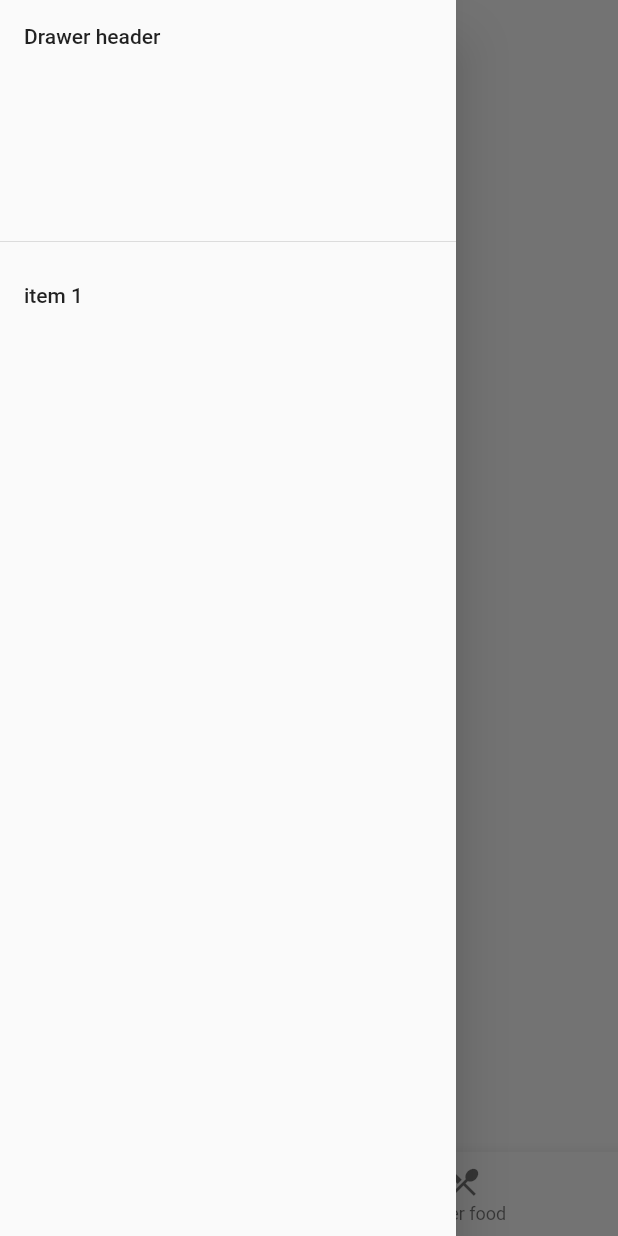
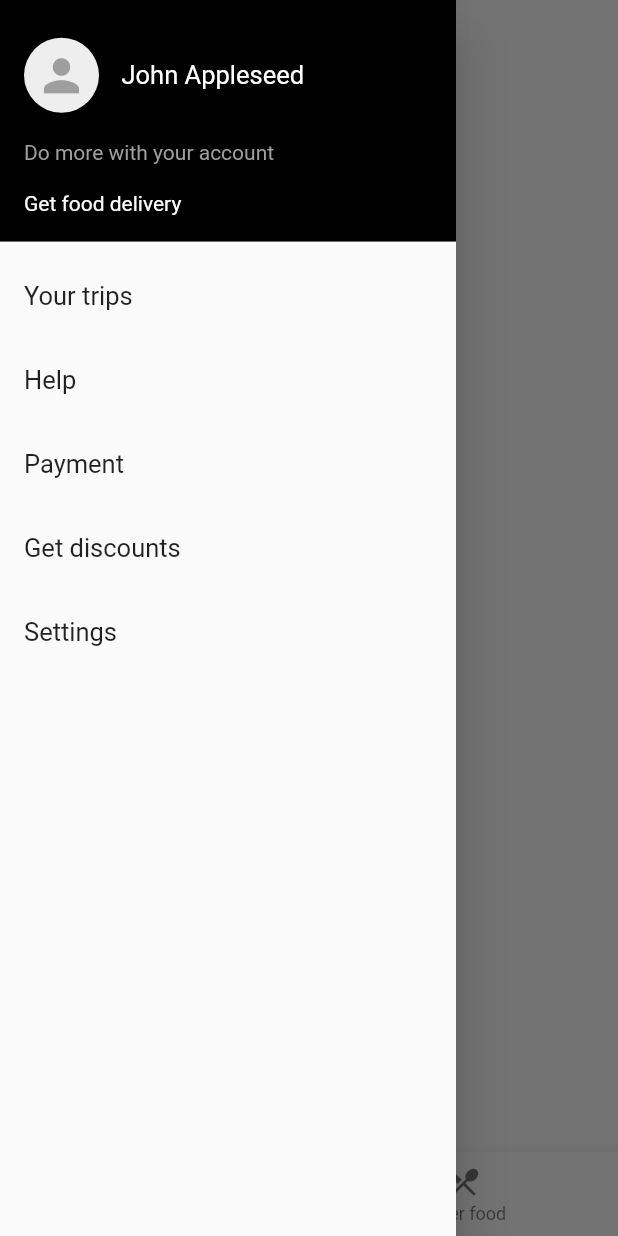
Before and after one commit to joekendal/uber-clone, a Flutter app: the screen it shows after launch, with the side drawer open, on a phone screen of 412 x 824 dp. Run offline on Flutter 3.47's test engine with Material 2 defaults, Android fonts, the phone set to English and light mode, and no system bars; our stand-ins replace google_maps_flutter, location; accounts and stored records are empty.

Commit message:
Added sidebar

```diff
--- a/lib/main.dart
+++ b/lib/main.dart
@@ -15,10 +15,12 @@ class MyApp extends StatelessWidget {
     return StreamProvider<UserLocation>(
       create: (context) => LocationService().locationStream,
       child: MaterialApp(
+        debugShowCheckedModeBanner: false,
         title: 'Uber Clone',
         theme: ThemeData(
           primarySwatch: Colors.blue,
           visualDensity: VisualDensity.adaptivePlatformDensity,
+          fontFamily: 'Roboto',
         ),
         home: HomePage(),
       ),
--- a/lib/ui/home/home_view.dart
+++ b/lib/ui/home/home_view.dart
@@ -24,7 +24,7 @@ class _HomePageState extends State<HomePage> {
       appBar: AppBar(
         automaticallyImplyLeading: false,
         leading: Padding(
-          padding: const EdgeInsets.all(2.0),
+          padding: const EdgeInsets.all(4.0),
           child: Builder(
             builder: (context) => Material(
               color: Colors.transparent,
@@ -39,7 +39,7 @@ class _HomePageState extends State<HomePage> {
                   },
                   icon: Icon(Icons.dehaze),
                   color: Colors.black,
-                  iconSize: 30,
+                  iconSize: 28,
                   tooltip:
                       MaterialLocalizations.of(context).openAppDrawerTooltip,
                 ),
@@ -55,13 +55,83 @@ class _HomePageState extends State<HomePage> {
           padding: EdgeInsets.zero,
           children: <Widget>[
             DrawerHeader(
-              child: Text('Drawer header'),
+              decoration: BoxDecoration(
+                color: Colors.black,
+              ),
+              child: Column(
+                mainAxisAlignment: MainAxisAlignment.spaceAround,
+                children: <Widget>[
+                  Row(
+                    children: <Widget>[
+                      CircleAvatar(
+                        minRadius: 25,
+                        backgroundColor: Colors.grey[200],
+                        child: Icon(
+                          Icons.person,
+                          color: Colors.grey,
+                          size: 35,
+                        ),
+                      ),
+                      SizedBox(width: 15),
+                      Text(
+                        'John Appleseed',
+                        style: TextStyle(color: Colors.white, fontSize: 17),
+                      ),
+                    ],
+                  ),
+                  Row(
+                    children: <Widget>[
+                      Text(
+                        'Do more with your account',
+                        style: TextStyle(color: Colors.grey),
+                      ),
+                    ],
+                  ),
+                  Row(
+                    children: <Widget>[
+                      Text(
+                        'Get food delivery',
+                        style: TextStyle(color: Colors.white),
+                      )
+                    ],
+                  )
+                ],
+              ),
             ),
             ListTile(
-              title: Text('item 1'),
-              onTap: () {
-                Navigator.pop(context);
-              },
+              title: Text(
+                'Your trips',
+                style: TextStyle(fontSize: 17),
+              ),
+              onTap: () {},
+            ),
+            ListTile(
+              title: Text(
+                'Help',
+                style: TextStyle(fontSize: 17),
+              ),
+              onTap: () {},
+            ),
+            ListTile(
+              title: Text(
+                'Payment',
+                style: TextStyle(fontSize: 17),
+              ),
+              onTap: () {},
+            ),
+            ListTile(
+              title: Text(
+                'Get discounts',
+                style: TextStyle(fontSize: 17),
+              ),
+              onTap: () {},
+            ),
+            ListTile(
+              title: Text(
+                'Settings',
+                style: TextStyle(fontSize: 17),
+              ),
+              onTap: () {},
             ),
           ],
         ),
@@ -83,7 +153,7 @@ class _HomePageState extends State<HomePage> {
                 ),
                 DraggableScrollableSheet(
                     initialChildSize: 0.379,
-                    minChildSize: 0.2,
+                    minChildSize: 0.15,
                     maxChildSize: 0.379,
                     builder: (context, scrollController) {
                       return NotificationListener<
@@ -135,7 +205,6 @@ class _HomePageState extends State<HomePage> {
                                                 'Where to?',
                                                 style: TextStyle(
                                                   fontSize: 22,
-                                                  fontWeight: FontWeight.w600,
                                                 ),
                                               ),
                                             ),
@@ -155,6 +224,7 @@ class _HomePageState extends State<HomePage> {
                                                 avatar: Icon(
                                                   Icons.watch_later,
                                                   color: Colors.black87,
+                                                  size: 21,
                                                 ),
                                                 backgroundColor: Colors.white,
                                                 label: RichText(
@@ -163,14 +233,15 @@ class _HomePageState extends State<HomePage> {
                                                       TextSpan(
                                                         text: 'Now',
                                                         style: TextStyle(
-                                                            fontWeight:
-                                                                FontWeight.w500,
-                                                            color:
-                                                                Colors.black),
+                                                          fontWeight:
+                                                              FontWeight.w400,
+                                                          color: Colors.black,
+                                                        ),
                                                       ),
                                                       WidgetSpan(
                                                         child: SizedBox(
-                                                            width: 2.5),
+                                                          width: 2.5,
+                                                        ),
                                                       ),
                                                       WidgetSpan(
                                                         alignment:
@@ -263,7 +334,7 @@ class RecommendedTrip extends StatelessWidget {
           children: <Widget>[
             Text(
               postcode,
-              style: TextStyle(fontWeight: FontWeight.w500),
+              style: TextStyle(fontWeight: FontWeight.w400),
             ),
             Text(
               addressLine1,
```
Also changed, not shown: pubspec.yaml (+10 -27 lines), assets/fonts/Roboto-Light.ttf (added), assets/fonts/Roboto-Regular.ttf (added).
